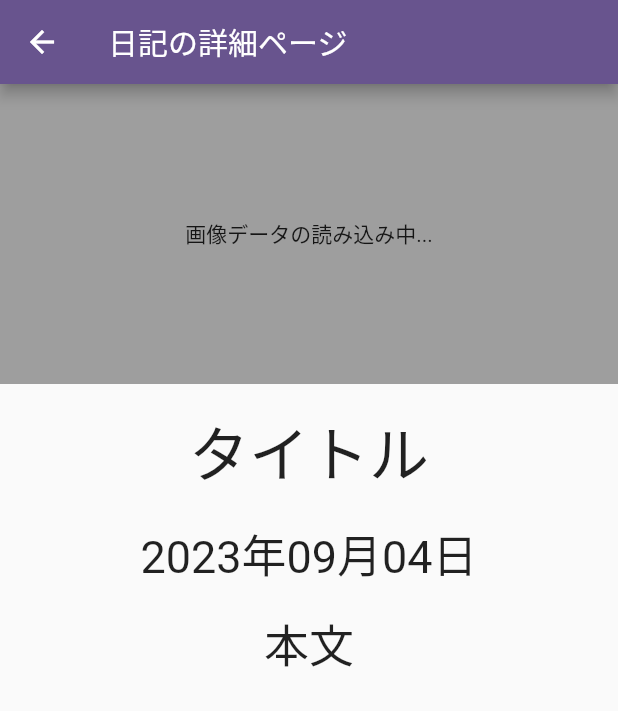
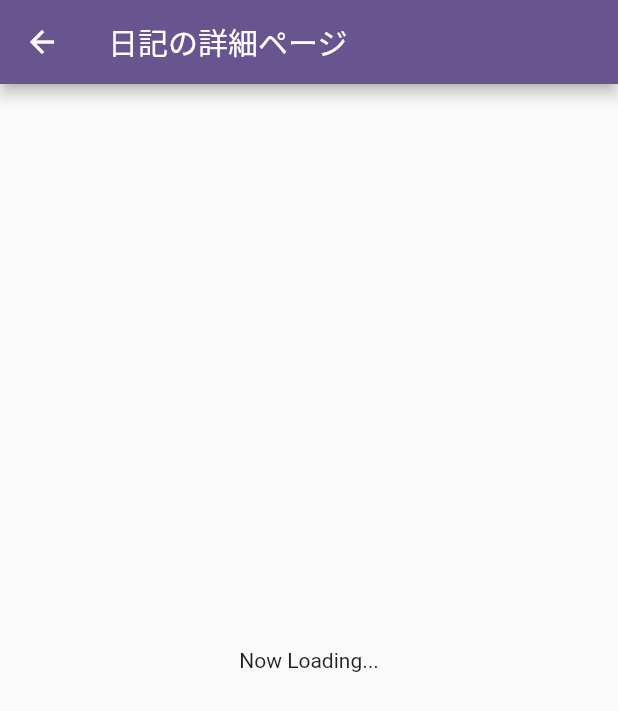
Before and after one commit to momomo0420-lab/image_diary, a Flutter app: the ShowDetailPageScreen screen opened by its route, on a phone screen of 412 x 824 dp. Shown: the top 711 px of the screen. Run offline on Flutter 3.47's test engine with Material 2 defaults, Android fonts, the phone set to English and light mode, and no system bars; our stand-ins replace image_picker, loader_overlay.

Commit message:
minor fixes 1.

```diff
--- a/lib/model/diary_page.dart
+++ b/lib/model/diary_page.dart
@@ -16,42 +16,7 @@ class DiaryPage {
     required this.image
   });
 
-  factory DiaryPage.from(
-      String title,
-      String content,
-      DateTime date,
-      XFile image
-  ) {
-    return DiaryPage(
-      title: title,
-      content: content,
-      date: date,
-      image: image
-    );
-  }
-
   String getFormattedDate() {
     return DateFormat('yyyy年MM月dd日').format(date);
   }
-
-
-// Future<Diary> toDiary() async {
-  //   return Diary(
-  //     id: id,
-  //     title: title,
-  //     content: content,
-  //     date: date.microsecondsSinceEpoch,
-  //     image: await image.readAsBytes(),
-  //   );
-  // }
-  //
-  // factory Diary.from(Diary diary) {
-  //   return Diary(
-  //     id: diary.id,
-  //     title: diary.title,
-  //     content: diary.content,
-  //     date: DateTime.fromMillisecondsSinceEpoch(diary.date),
-  //     image: XFile.fromData(diary.image),
-  //   );
-  // }
 }
--- a/lib/ui/show_detail_page/show_detail_page_body.dart
+++ b/lib/ui/show_detail_page/show_detail_page_body.dart
@@ -1,80 +1,66 @@
 import 'dart:io';
 
 import 'package:flutter/material.dart';
-import 'package:image_picker/image_picker.dart';
-import 'package:intl/intl.dart';
+import 'package:image_diary/model/diary_page.dart';
 
 /// 詳細画面のメイン
 class ShowDetailPageBody extends StatelessWidget {
-  // タイトル
-  final String    _title;
-  // 本文
-  final String    _content;
-  // 時刻
-  final DateTime  _date;
-  // 表示する画像
-  final XFile?    _image;
+  // 日記のページデータ
+  final DiaryPage? _page;
 
   /// コンストラクタ
   const ShowDetailPageBody({
     super.key,
-    required String   title,
-    required String   content,
-    required DateTime date,
-    required XFile?   image,
-  }): _title = title,
-    _content = content,
-    _date = date,
-    _image = image;
+    required DiaryPage? page,
+  }): _page = page;
 
   /// メイン
   @override
   Widget build(BuildContext context) {
     return Center(
-      child: Column(
+      child: _decideDisplayingWidget()
+    );
+  }
+
+  /// 表示する内容を決める
+  ///
+  /// @return 表示するするウィジェット
+  ///         ページデータがある場合 - 詳細ページを作成し返却
+  ///         ページデータが無い場合 - [Now Loading...]の文字列
+  Widget _decideDisplayingWidget() {
+    Widget widget = const Center(child: Text('Now Loading...'));
+
+    if(_page != null) {
+      widget = _createDetailPage(_page!);
+    }
+
+    return widget;
+  }
+
+  /// 詳細ページを作成する
+  ///
+  /// @param page 日記のページデータ
+  /// @return 詳細ページ
+  Widget _createDetailPage(DiaryPage page) {
+    return Column(
       children: [
         Container(
           height: 200,
           width: double.infinity,
           color: Colors.grey,
-            child: _showContentInContainer(_image),
+          child: Image.file(File(page.image.path)),
         ),
         const SizedBox(height: 16,),
 
-          Text(_title, style: const TextStyle(fontSize: 40)),
+        Text(page.title, style: const TextStyle(fontSize: 40)),
         const SizedBox(height: 16,),
 
-          Text(_getFormattedDate(_date), style: const TextStyle(fontSize: 30)),
+        Text(page.getFormattedDate(), style: const TextStyle(fontSize: 30)),
         const SizedBox(height: 16,),
 
-          Text(_content, style: const TextStyle(fontSize: 30)),
+        Text(page.content, style: const TextStyle(fontSize: 30)),
         const SizedBox(height: 16,),
       ],
-      )
     );
   }
-
-  /// フォーマットされた日付を取得する
-  ///
-  /// @param  date  日付データ
-  /// @return フォーマットされた日付（例： 2023年09月04日）
-  String _getFormattedDate(DateTime date) {
-    return DateFormat('yyyy年MM月dd日').format(date);
 }
-
-  /// コンテナに表示する内容を決める
-  ///
-  /// @param  image 画像データ
-  /// @return 表示するするウィジェット
-  ///         画像がある場合 - その画像
-  ///         画像が無い場合 - [No Image.]の文字列
-  Widget _showContentInContainer(XFile? image) {
-    Widget widget = const Center(child: Text('画像データの読み込み中...'));
-
-    if(image != null) {
-      widget = Image.file(File(image.path));
-    }
-
-    return widget;
-  }
-}
--- a/lib/ui/show_detail_page/show_detail_page_screen.dart
+++ b/lib/ui/show_detail_page/show_detail_page_screen.dart
@@ -46,10 +46,7 @@ class _ShowDetailPageScreenState extends State<ShowDetailPageScreen> {
         future: _page,
         builder: (context, page) {
           return ShowDetailPageBody(
-            title: 'タイトル',
-            content: '本文',
-            date: DateTime.now(),
-            image: page.hasData ? page.requireData.image : null,
+            page: page.hasData ? page.requireData : null,
           );
         },
       ),
```
Lines whose indentation alone changed are shown as unchanged.
